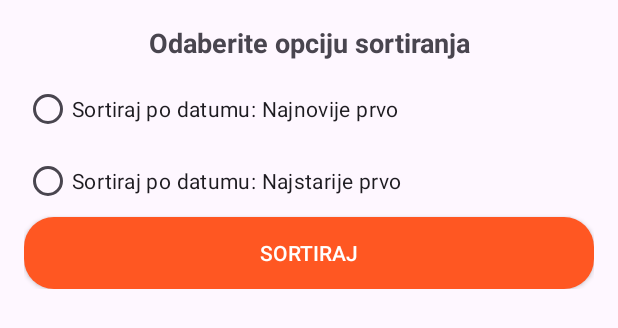
After one commit to simunjelic/NRAMU_project, an Android app: the layout filter_dialog.xml on its own in the app's theme, with its tools: preview values and no code run, on a phone screen of 412 x 824 dp. The commit adds this screen. Shown: the top 328 px of the screen. Run offline under Robolectric (Android 15) with nearby library versions, the phone set to English and light mode, and no system bars.

Commit message:
Add filter layout and logic

```diff
--- /dev/null
+++ b/app/src/main/res/drawable/baseline_filter_list_24.xml
@@ -0,0 +1,5 @@
+<vector android:height="24dp" android:tint="#000000"
+    android:viewportHeight="24" android:viewportWidth="24"
+    android:width="24dp" xmlns:android="http://schemas.android.com/apk/res/android">
+    <path android:fillColor="@android:color/white" android:pathData="M10,18h4v-2h-4v2zM3,6v2h18L21,6L3,6zM6,13h12v-2L6,11v2z"/>
+</vector>
--- /dev/null
+++ b/app/src/main/res/layout/filter_dialog.xml
@@ -0,0 +1,45 @@
+<?xml version="1.0" encoding="utf-8"?>
+<!-- res/layout/filter_dialog.xml -->
+<LinearLayout xmlns:android="http://schemas.android.com/apk/res/android"
+    android:layout_width="match_parent"
+    android:layout_height="wrap_content"
+    android:orientation="vertical"
+    android:padding="16dp">
+
+    <TextView
+        android:id="@+id/dialogTitle"
+        android:layout_width="match_parent"
+        android:layout_height="wrap_content"
+        android:text="Odaberite opciju sortiranja"
+        android:textSize="18sp"
+        android:textStyle="bold"
+        android:gravity="center"
+        android:paddingBottom="8dp"/>
+
+    <RadioGroup
+        android:id="@+id/sortingOptionsGroup"
+        android:layout_width="match_parent"
+        android:layout_height="wrap_content"
+        android:orientation="vertical">
+
+        <RadioButton
+            android:id="@+id/radioNewest"
+            android:layout_width="wrap_content"
+            android:layout_height="wrap_content"
+            android:text="Sortiraj po datumu: Najnovije prvo"/>
+
+        <RadioButton
+            android:id="@+id/radioOldest"
+            android:layout_width="wrap_content"
+            android:layout_height="wrap_content"
+            android:text="Sortiraj po datumu: Najstarije prvo"/>
+    </RadioGroup>
+
+    <androidx.appcompat.widget.AppCompatButton
+        android:id="@+id/applyButton"
+        android:layout_width="match_parent"
+        android:layout_height="wrap_content"
+        android:background="@drawable/rounded_button"
+        android:textColor="@color/white"
+        android:text="Sortiraj"/>
+</LinearLayout>
```
Also changed, not shown: app/src/main/java/ba/sum/fsre/nramu_project/fragment/PostsFragment.java (+66 -19 lines).
